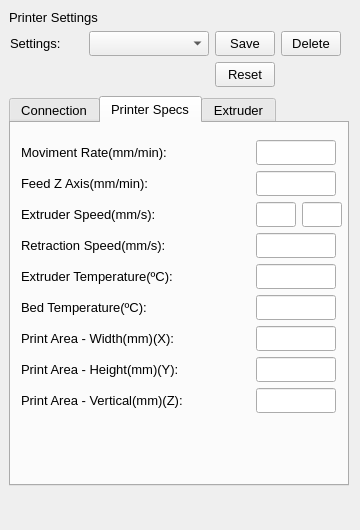
KDE/brprint3d, file PrinterSettingsWidget.ui: the form before one commit.
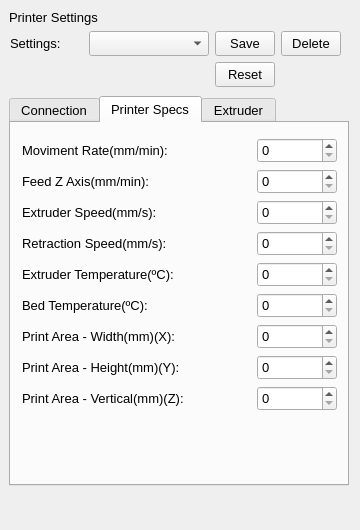
The form after the commit. The open tabs and pages were chosen to show the change. Icons and pictures are not drawn.

Commit message:
Promote Widgets
Promote all LineEdit to a SpinBox, cause all the values enter
by the user are integer, so dont need use string to convert
to a int.

Patch:
```diff
--- a/PrinterSettingsWidget.ui
+++ b/PrinterSettingsWidget.ui
@@ -269,12 +269,12 @@
     <attribute name="title">
      <string>Printer Specs</string>
     </attribute>
-    <widget class="QWidget" name="layoutWidget_3">
+    <widget class="QWidget" name="">
      <property name="geometry">
       <rect>
-       <x>10</x>
-       <y>17</y>
-       <width>321</width>
+       <x>11</x>
+       <y>15</y>
+       <width>315</width>
        <height>275</height>
       </rect>
      </property>
@@ -286,8 +286,14 @@
         </property>
        </widget>
       </item>
-      <item row="0" column="1" colspan="2">
-       <widget class="QLineEdit" name="tb_RateMoviment">
+      <item row="0" column="1">
+       <widget class="QSpinBox" name="tb_RateMoviment">
+        <property name="minimumSize">
+         <size>
+          <width>80</width>
+          <height>25</height>
+         </size>
+        </property>
         <property name="maximumSize">
          <size>
           <width>80</width>
@@ -303,8 +309,14 @@
         </property>
        </widget>
       </item>
-      <item row="1" column="1" colspan="2">
-       <widget class="QLineEdit" name="tb_FeedZ">
+      <item row="1" column="1">
+       <widget class="QSpinBox" name="tb_FeedZ">
+        <property name="minimumSize">
+         <size>
+          <width>80</width>
+          <height>25</height>
+         </size>
+        </property>
         <property name="maximumSize">
          <size>
           <width>80</width>
@@ -321,20 +333,16 @@
        </widget>
       </item>
       <item row="2" column="1">
-       <widget class="QLineEdit" name="tb_ExtruderSpeed_mm">
-        <property name="maximumSize">
+       <widget class="QSpinBox" name="tb_ExtruderSpeed_mm">
+        <property name="minimumSize">
          <size>
-          <width>40</width>
+          <width>80</width>
           <height>25</height>
          </size>
         </property>
-       </widget>
-      </item>
-      <item row="2" column="2">
-       <widget class="QLineEdit" name="tb_ExtruderSpeed_sec">
         <property name="maximumSize">
          <size>
-          <width>40</width>
+          <width>80</width>
           <height>25</height>
          </size>
         </property>
@@ -347,8 +355,14 @@
         </property>
        </widget>
       </item>
-      <item row="3" column="1" colspan="2">
-       <widget class="QLineEdit" name="tb_SpeedRetraction">
+      <item row="3" column="1">
+       <widget class="QSpinBox" name="tb_SpeedRetraction">
+        <property name="minimumSize">
+         <size>
+          <width>80</width>
+          <height>25</height>
+         </size>
+        </property>
         <property name="maximumSize">
          <size>
           <width>80</width>
@@ -364,8 +378,14 @@
         </property>
        </widget>
       </item>
-      <item row="4" column="1" colspan="2">
-       <widget class="QLineEdit" name="tb_ExtruderTemperature">
+      <item row="4" column="1">
+       <widget class="QSpinBox" name="tb_ExtruderTemperature">
+        <property name="minimumSize">
+         <size>
+          <width>80</width>
+          <height>25</height>
+         </size>
+        </property>
         <property name="maximumSize">
          <size>
           <width>80</width>
@@ -381,8 +401,14 @@
         </property>
        </widget>
       </item>
-      <item row="5" column="1" colspan="2">
-       <widget class="QLineEdit" name="tb_BedTemperature">
+      <item row="5" column="1">
+       <widget class="QSpinBox" name="tb_BedTemperature">
+        <property name="minimumSize">
+         <size>
+          <width>80</width>
+          <height>25</height>
+         </size>
+        </property>
         <property name="maximumSize">
          <size>
           <width>80</width>
@@ -398,8 +424,14 @@
         </property>
        </widget>
       </item>
-      <item row="6" column="1" colspan="2">
-       <widget class="QLineEdit" name="tb_AreaPrintX">
+      <item row="6" column="1">
+       <widget class="QSpinBox" name="tb_AreaPrintX">
+        <property name="minimumSize">
+         <size>
+          <width>80</width>
+          <height>25</height>
+         </size>
+        </property>
         <property name="maximumSize">
          <size>
           <width>80</width>
@@ -415,8 +447,14 @@
         </property>
        </widget>
       </item>
-      <item row="7" column="1" colspan="2">
-       <widget class="QLineEdit" name="tb_AreaPrintY">
+      <item row="7" column="1">
+       <widget class="QSpinBox" name="tb_AreaPrintY">
+        <property name="minimumSize">
+         <size>
+          <width>80</width>
+          <height>25</height>
+         </size>
+        </property>
         <property name="maximumSize">
          <size>
           <width>80</width>
@@ -432,8 +470,14 @@
         </property>
        </widget>
       </item>
-      <item row="8" column="1" colspan="2">
-       <widget class="QLineEdit" name="tb_AreaPrintZ">
+      <item row="8" column="1">
+       <widget class="QSpinBox" name="tb_AreaPrintZ">
+        <property name="minimumSize">
+         <size>
+          <width>80</width>
+          <height>25</height>
+         </size>
+        </property>
         <property name="maximumSize">
          <size>
           <width>80</width>
```
Left out of the diff: 89 changed lines with no effect on the pictures.
